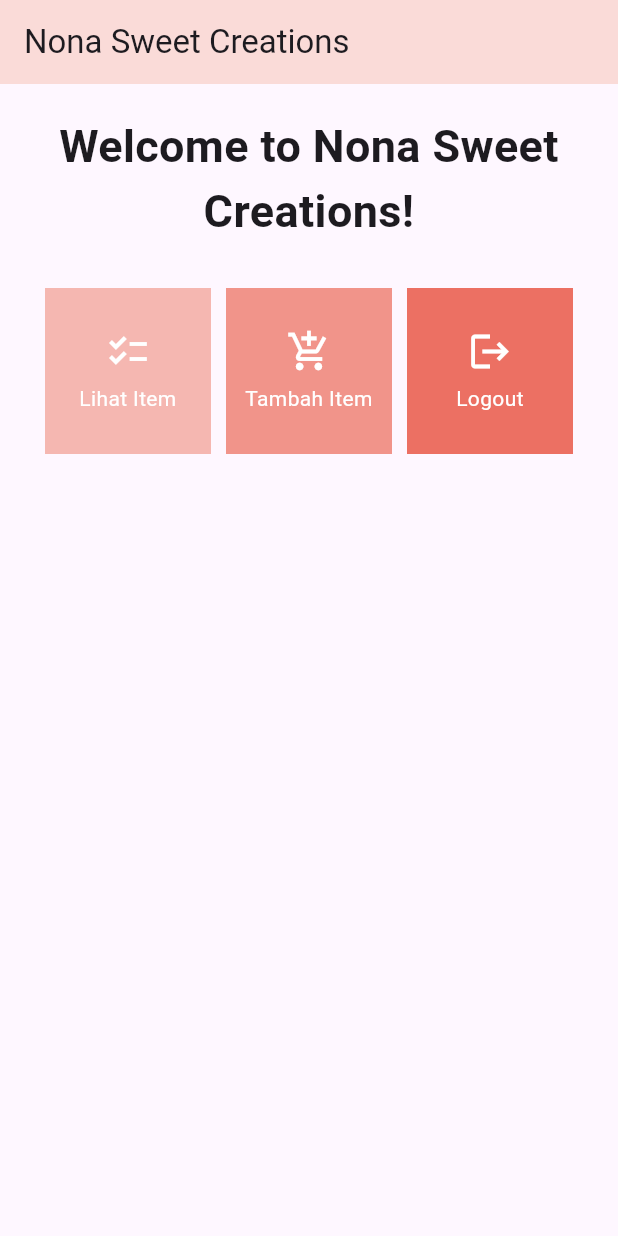
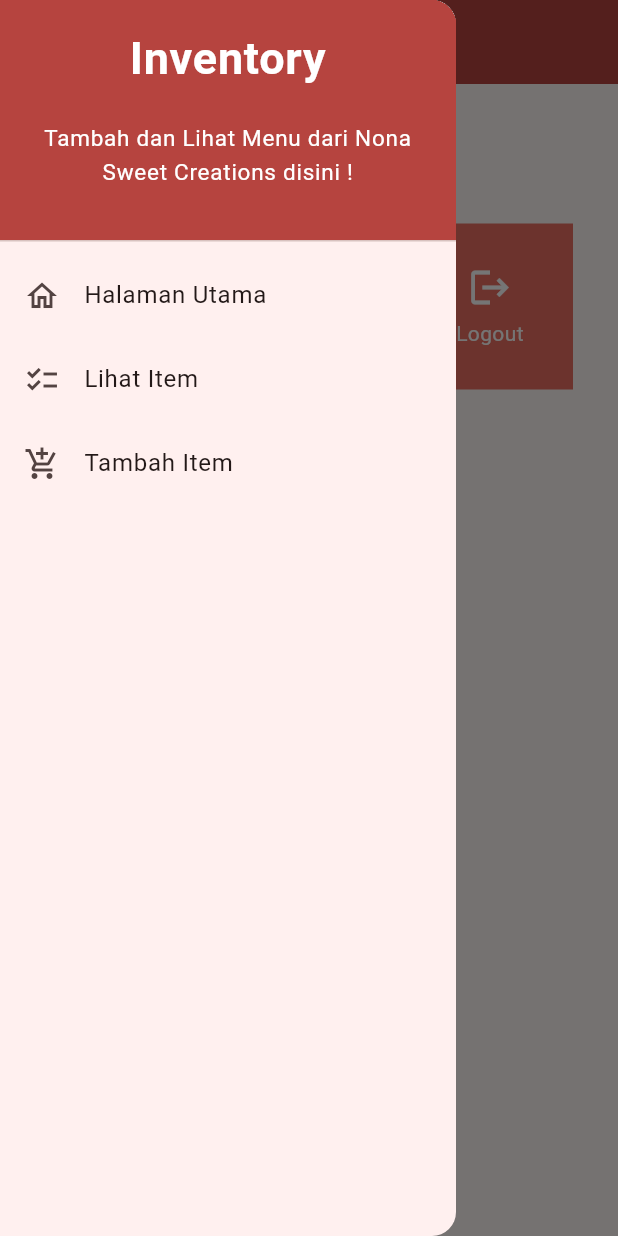
Before and after one commit to Rahidasyf/inventori-mobile, a Flutter app: the screen it shows after launch, with the side drawer open (before the commit the screen has no drawer), on a phone screen of 412 x 824 dp. Run offline on Flutter 3.47's test engine with Material 2 defaults, Android fonts, the phone set to English and light mode, and no system bars.

Commit message:
<TUGAS 8 & BONUS SELESAI>

```diff
--- a/lib/main.dart
+++ b/lib/main.dart
@@ -1,5 +1,5 @@
 import 'package:flutter/material.dart';
-import 'package:inventory/menu.dart';
+import 'package:inventory/screens/menu.dart';
 
 void main() {
   runApp(const MyApp());
@@ -14,24 +14,8 @@ class MyApp extends StatelessWidget {
     return MaterialApp(
       title: 'Nona Sweet Creations',
       theme: ThemeData(
-        // This is the theme of your application.
-        //
-        // TRY THIS: Try running your application with "flutter run". You'll see
-        // the application has a blue toolbar. Then, without quitting the app,
-        // try changing the seedColor in the colorScheme below to Colors.green
-        // and then invoke "hot reload" (save your changes or press the "hot
-        // reload" button in a Flutter-supported IDE, or press "r" if you used
-        // the command line to start the app).
-        //
-        // Notice that the counter didn't reset back to zero; the application
-        // state is not lost during the reload. To reset the state, use hot
-        // restart instead.
-        //
-        // This works for code too, not just values: Most code changes can be
-        // tested with just a hot reload.
-        appBarTheme: AppBarTheme(
-          backgroundColor: Color.fromARGB(255, 250, 219, 216),
-        ),
+        colorScheme:
+            ColorScheme.fromSeed(seedColor: Color.fromARGB(255, 182, 68, 63)),
         useMaterial3: true,
       ),
       home: MyHomePage(),
--- a/lib/menu.dart
+++ b/lib/screens/menu.dart
@@ -1,4 +1,6 @@
 import 'package:flutter/material.dart';
+import 'package:inventory/widgets/left_drawer.dart';
+import 'package:inventory/widgets/shop_card.dart';
 
 class MyHomePage extends StatelessWidget {
   MyHomePage({Key? key}) : super(key: key);
@@ -17,6 +19,8 @@ class MyHomePage extends StatelessWidget {
         title: const Text(
           'Nona Sweet Creations',
         ),
+        backgroundColor: Color.fromARGB(255, 182, 68, 63),
+        foregroundColor: Colors.white,
       ),
       body: SingleChildScrollView(
         // Widget wrapper yang dapat discroll
@@ -29,7 +33,7 @@ class MyHomePage extends StatelessWidget {
                 padding: EdgeInsets.only(top: 10.0, bottom: 10.0),
                 // Widget Text untuk menampilkan tulisan dengan alignment center dan style yang sesuai
                 child: Text(
-                  'Welcome to Nona Sweet Creations!', // Text yang menandakan toko
+                  'Welcome!', // Text yang menandakan toko
                   textAlign: TextAlign.center,
                   style: TextStyle(
                     fontSize: 30,
@@ -55,59 +59,7 @@ class MyHomePage extends StatelessWidget {
           ),
         ),
       ),
+      drawer: const LeftDrawer(),
     );
   }
 }
-
-class ShopItem {
-  final String name;
-  final IconData icon;
-  final Color color;
-
-  ShopItem(this.name, this.icon, this.color);
-}
-
-class ShopCard extends StatelessWidget {
-  final ShopItem item;
-
-  const ShopCard(this.item, {super.key}); // Constructor
-
-  @override
-  Widget build(BuildContext context) {
-    return Material(
-      color: item.color,
-      child: InkWell(
-        // Area responsive terhadap sentuhan
-        onTap: () {
-          // Memunculkan SnackBar ketika diklik
-          ScaffoldMessenger.of(context)
-            ..hideCurrentSnackBar()
-            ..showSnackBar(SnackBar(
-                content: Text("Kamu telah menekan tombol ${item.name}!")));
-        },
-        child: Container(
-          // Container untuk menyimpan Icon dan Text
-          padding: const EdgeInsets.all(8),
-          child: Center(
-            child: Column(
-              mainAxisAlignment: MainAxisAlignment.center,
-              children: [
-                Icon(
-                  item.icon,
-                  color: Colors.white,
-                  size: 30.0,
-                ),
-                const Padding(padding: EdgeInsets.all(3)),
-                Text(
-                  item.name,
-                  textAlign: TextAlign.center,
-                  style: const TextStyle(color: Colors.white),
-                ),
-              ],
-            ),
-          ),
-        ),
-      ),
-    );
-  }
-}
--- /dev/null
+++ b/lib/widgets/left_drawer.dart
@@ -0,0 +1,82 @@
+import 'package:flutter/material.dart';
+import 'package:inventory/screens/menu.dart';
+import 'package:inventory/screens/shoplist_form.dart';
+import 'package:inventory/item_list.dart';
+
+class LeftDrawer extends StatelessWidget {
+  const LeftDrawer({super.key});
+
+  @override
+  Widget build(BuildContext context) {
+    return Drawer(
+      child: ListView(
+        children: [
+          const DrawerHeader(
+            decoration: BoxDecoration(
+              color: Color.fromARGB(255, 182, 68, 63),
+            ),
+            child: Column(
+              children: [
+                Text(
+                  'Inventory',
+                  textAlign: TextAlign.center,
+                  style: TextStyle(
+                    fontSize: 30,
+                    fontWeight: FontWeight.bold,
+                    color: Colors.white,
+                  ),
+                ),
+                Padding(padding: EdgeInsets.all(10)),
+                Text(
+                  "Tambah dan Lihat Menu dari Nona Sweet Creations disini !",
+                  style: TextStyle(
+                    fontSize: 15.0, // Ukuran font 15
+                    color: Colors.white, // Warna putih
+                    fontWeight: FontWeight.normal, // Weight biasa
+                  ),
+                  textAlign: TextAlign.center,
+                ),
+              ],
+            ),
+          ),
+          ListTile(
+            leading: const Icon(Icons.home_outlined),
+            title: const Text('Halaman Utama'),
+            // Bagian redirection ke MyHomePage
+            onTap: () {
+              Navigator.pushReplacement(
+                  context,
+                  MaterialPageRoute(
+                    builder: (context) => MyHomePage(),
+                  ));
+            },
+          ),
+          ListTile(
+            leading: const Icon(Icons.checklist),
+            title: const Text('Lihat Item'),
+            // Bagian redirection ke ShopFormPage
+            onTap: () {
+              Navigator.pushReplacement(
+                  context,
+                  MaterialPageRoute(
+                    builder: (context) => ProductListPage(),
+                  ));
+            },
+          ),
+          ListTile(
+            leading: const Icon(Icons.add_shopping_cart),
+            title: const Text('Tambah Item'),
+            // Bagian redirection ke ShopFormPage
+            onTap: () {
+              Navigator.pushReplacement(
+                  context,
+                  MaterialPageRoute(
+                    builder: (context) => ShopFormPage(),
+                  ));
+            },
+          ),
+        ],
+      ),
+    );
+  }
+}
--- /dev/null
+++ b/lib/widgets/shop_card.dart
@@ -0,0 +1,75 @@
+import 'package:flutter/material.dart';
+import 'package:inventory/screens/shoplist_form.dart';
+import 'package:inventory/item_list.dart';
+
+class ShopItem {
+  final String name;
+  final IconData icon;
+  final Color buttonColor;
+
+  ShopItem(this.name, this.icon, this.buttonColor);
+}
+
+class ShopCard extends StatelessWidget {
+  final ShopItem item;
+
+  const ShopCard(this.item, {super.key}); // Constructor
+
+  @override
+  Widget build(BuildContext context) {
+    return Material(
+      color: item.buttonColor,
+      child: InkWell(
+        // Area responsive terhadap sentuhan
+        onTap: () {
+          // Memunculkan SnackBar ketika diklik
+          ScaffoldMessenger.of(context)
+            ..hideCurrentSnackBar()
+            ..showSnackBar(SnackBar(
+                content: Text("Kamu telah menekan tombol ${item.name}!")));
+
+          // Navigate ke route yang sesuai (tergantung jenis tombol)
+          if (item.name == "Tambah Item") {
+            Navigator.push(
+              context,
+              MaterialPageRoute(
+                builder: (context) =>
+                    ShopFormPage(), // ShopFormPage adalah halaman yang ingin Anda navigasikan.
+              ),
+            );
+          } else if (item.name == "Lihat Item") {
+            Navigator.push(
+              context,
+              MaterialPageRoute(
+                builder: (context) =>
+                    ProductListPage(), // ShopFormPage adalah halaman yang ingin Anda navigasikan.
+              ),
+            );
+          }
+        },
+        child: Container(
+          // Container untuk menyimpan Icon dan Text
+          padding: const EdgeInsets.all(8),
+          child: Center(
+            child: Column(
+              mainAxisAlignment: MainAxisAlignment.center,
+              children: [
+                Icon(
+                  item.icon,
+                  color: Colors.white,
+                  size: 30.0,
+                ),
+                const Padding(padding: EdgeInsets.all(3)),
+                Text(
+                  item.name,
+                  textAlign: TextAlign.center,
+                  style: const TextStyle(color: Colors.white),
+                ),
+              ],
+            ),
+          ),
+        ),
+      ),
+    );
+  }
+}
```
Also changed, not shown: lib/item_list.dart (added, +37 -0 lines), lib/item_model.dart (added, +11 -0 lines), lib/screens/shoplist_form.dart (added, +171 -0 lines), 1 other file.
